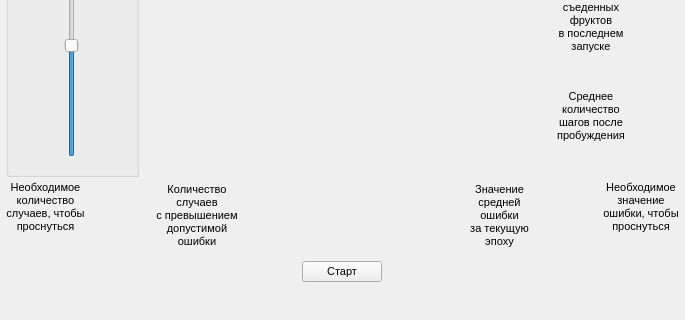
This is smartSnake/resources/MainWindow.ui in Max-Azarov/neuralNetSnake as Qt 5 draws it before an edit; both pictures show x 0 to 685 and y 392 to 712 of the 685 by 712 pixel window. The edited form follows.
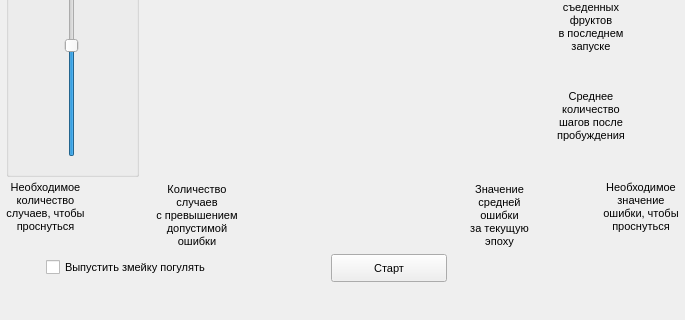
This is the edited form. Custom widgets are drawn as their Qt base class.

Patch:
```diff
--- a/smartSnake/resources/MainWindow.ui
+++ b/smartSnake/resources/MainWindow.ui
@@ -57,7 +57,7 @@
      <height>1080</height>
     </size>
    </property>
-   <layout class="QVBoxLayout" name="verticalLayout_5">
+   <layout class="QVBoxLayout" name="verticalLayout_3">
     <item>
      <widget class="QGroupBox" name="gBoxNN">
       <property name="enabled">
@@ -1280,7 +1280,42 @@
       </item>
      </layout>
     </item>
-    <item alignment="Qt::AlignHCenter|Qt::AlignBottom">
+    <item>
+     <layout class="QHBoxLayout" name="horizontalLayout_8" stretch="0,1,1,1,2">
+      <item>
+       <spacer name="horizontalSpacer_5">
+        <property name="orientation">
+         <enum>Qt::Horizontal</enum>
+        </property>
+        <property name="sizeHint" stdset="0">
+         <size>
+          <width>40</width>
+          <height>20</height>
+         </size>
+        </property>
+       </spacer>
+      </item>
+      <item>
+       <widget class="QCheckBox" name="cbFreedom">
+        <property name="text">
+         <string>Выпустить змейку погулять</string>
+        </property>
+       </widget>
+      </item>
+      <item>
+       <spacer name="horizontalSpacer_4">
+        <property name="orientation">
+         <enum>Qt::Horizontal</enum>
+        </property>
+        <property name="sizeHint" stdset="0">
+         <size>
+          <width>40</width>
+          <height>20</height>
+         </size>
+        </property>
+       </spacer>
+      </item>
+      <item>
      <widget class="QPushButton" name="btnStart">
       <property name="sizePolicy">
        <sizepolicy hsizetype="Maximum" vsizetype="Maximum">
@@ -1306,6 +1341,39 @@
      </widget>
     </item>
     <item>
+       <spacer name="horizontalSpacer_3">
+        <property name="orientation">
+         <enum>Qt::Horizontal</enum>
+        </property>
+        <property name="sizeHint" stdset="0">
+         <size>
+          <width>40</width>
+          <height>20</height>
+         </size>
+        </property>
+       </spacer>
+      </item>
+     </layout>
+    </item>
+    <item>
+     <layout class="QHBoxLayout" name="horizontalLayout_9">
+      <item>
+       <spacer name="horizontalSpacer_6">
+        <property name="orientation">
+         <enum>Qt::Horizontal</enum>
+        </property>
+        <property name="sizeType">
+         <enum>QSizePolicy::Fixed</enum>
+        </property>
+        <property name="sizeHint" stdset="0">
+         <size>
+          <width>60</width>
+          <height>20</height>
+         </size>
+        </property>
+       </spacer>
+      </item>
+      <item>
      <widget class="QLabel" name="lblStatus">
       <property name="text">
        <string/>
@@ -1313,6 +1381,8 @@
      </widget>
     </item>
    </layout>
+    </item>
+   </layout>
   </widget>
   <widget class="QMenuBar" name="menubar">
    <property name="enabled">
@@ -1335,6 +1405,9 @@
    <addaction name="menu"/>
   </widget>
   <widget class="QToolBar" name="toolBar">
+   <property name="enabled">
+    <bool>false</bool>
+   </property>
    <property name="windowTitle">
     <string>toolBar</string>
    </property>
```
Lines whose indentation alone changed are shown as unchanged.
